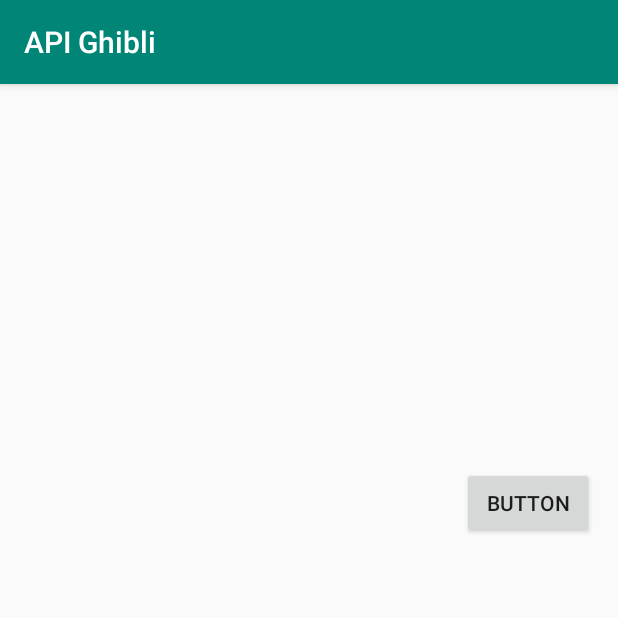
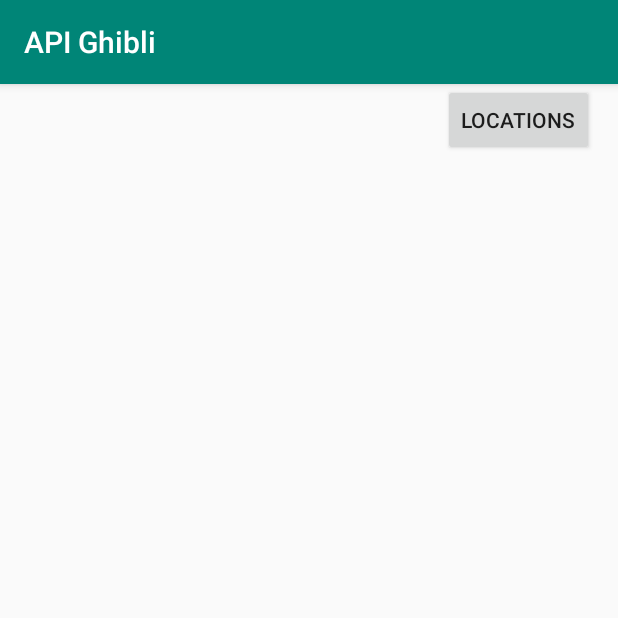
Before and after one commit to sirus98/APIGhibli, an Android app: the screen it shows after launch (FilmsActivity), on a phone screen of 412 x 824 dp, the top half of it. Run offline under Robolectric (Android 15) with nearby library versions, the phone set to English and light mode, and no system bars; network calls fail; pictures from the network do not load.

```diff
--- a/app/src/main/res/layout/activity_main.xml
+++ b/app/src/main/res/layout/activity_main.xml
@@ -12,18 +12,13 @@
             tools:ignore="MissingConstraints" />
 
 
-
-
     <Button
         android:id="@+id/button"
         android:layout_width="wrap_content"
         android:layout_height="wrap_content"
-        android:layout_marginStart="307dp"
-        android:layout_marginTop="255dp"
         android:layout_marginEnd="16dp"
-        android:text="BUTTON"
+        android:text="Locations"
         app:layout_constraintEnd_toEndOf="parent"
-        app:layout_constraintStart_toStartOf="parent"
         app:layout_constraintTop_toTopOf="parent" />
 
 </android.support.constraint.ConstraintLayout>
--- a/build.gradle
+++ b/build.gradle
@@ -7,7 +7,7 @@ buildscript {
         jcenter()
     }
     dependencies {
-        classpath 'com.android.tools.build:gradle:3.2.1'
+        classpath 'com.android.tools.build:gradle:3.4.0'
 
 
         // NOTE: Do not place your application dependencies here; they belong
```
Also changed, not shown: app/src/main/java/com/example/retrofit/LocationsActivity.java (+12 -0 lines), app/src/main/res/layout/activity_locations.xml (+11 -0 lines), gradle/wrapper/gradle-wrapper.properties.
